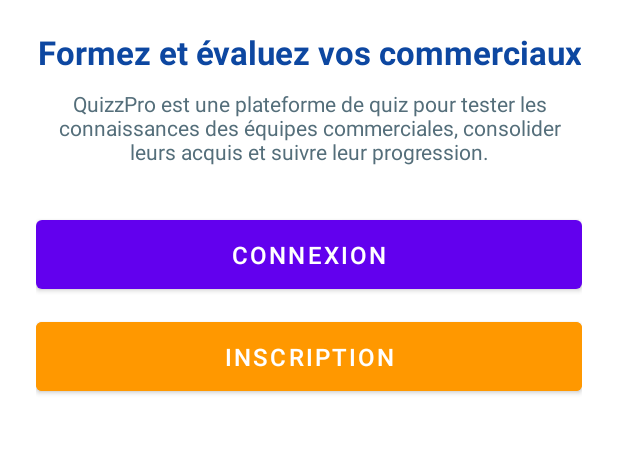
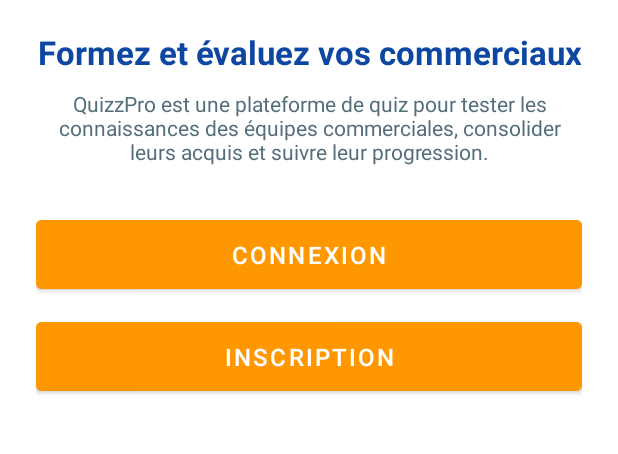
Before and after one commit to baccarimehyar61-blip/Dsi3.2-DevMinds-QuizPro, an Android app: the screen it shows after launch (MainActivity), on a phone screen of 412 x 824 dp, the part 270-724 px from its top. Run offline under Robolectric (Android 15) with nearby library versions, the phone set to English and light mode, and no system bars.

Commit message:
correction main.xml

```diff
--- a/app/src/main/res/layout/activity_main.xml
+++ b/app/src/main/res/layout/activity_main.xml
@@ -42,6 +42,7 @@
         android:layout_width="match_parent"
         android:layout_height="wrap_content"
         android:text="Connexion"
+        android:backgroundTint="#FF9800"
         android:textSize="16sp"
         android:padding="12dp"
         android:layout_marginBottom="10dp"/>
```
